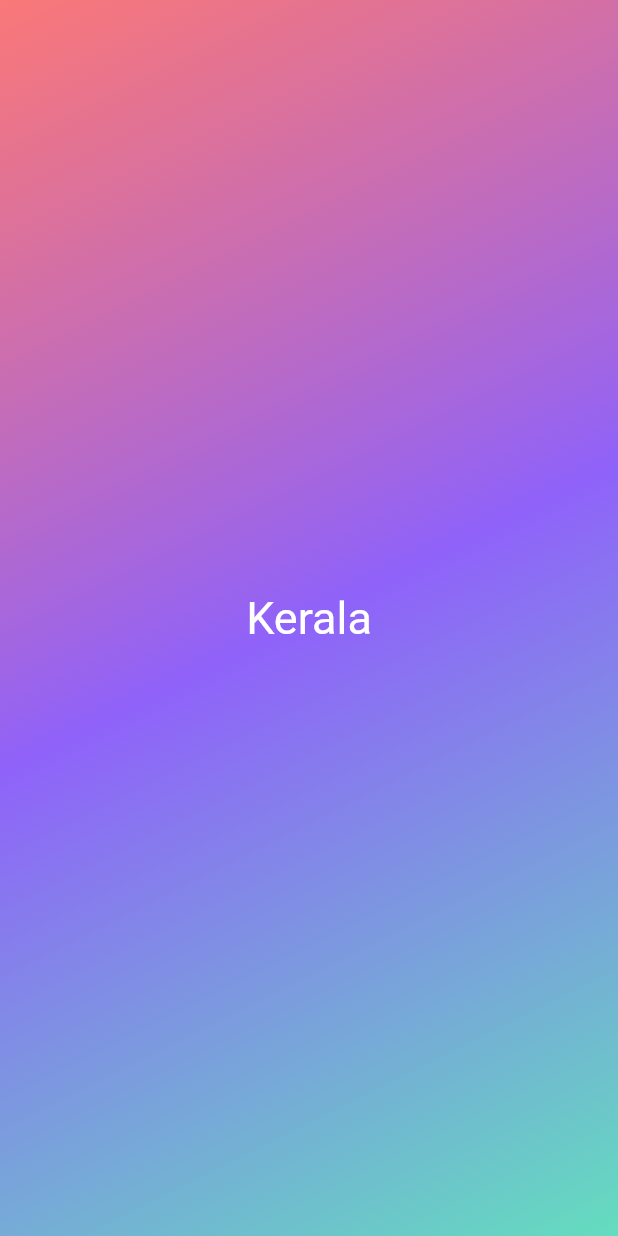
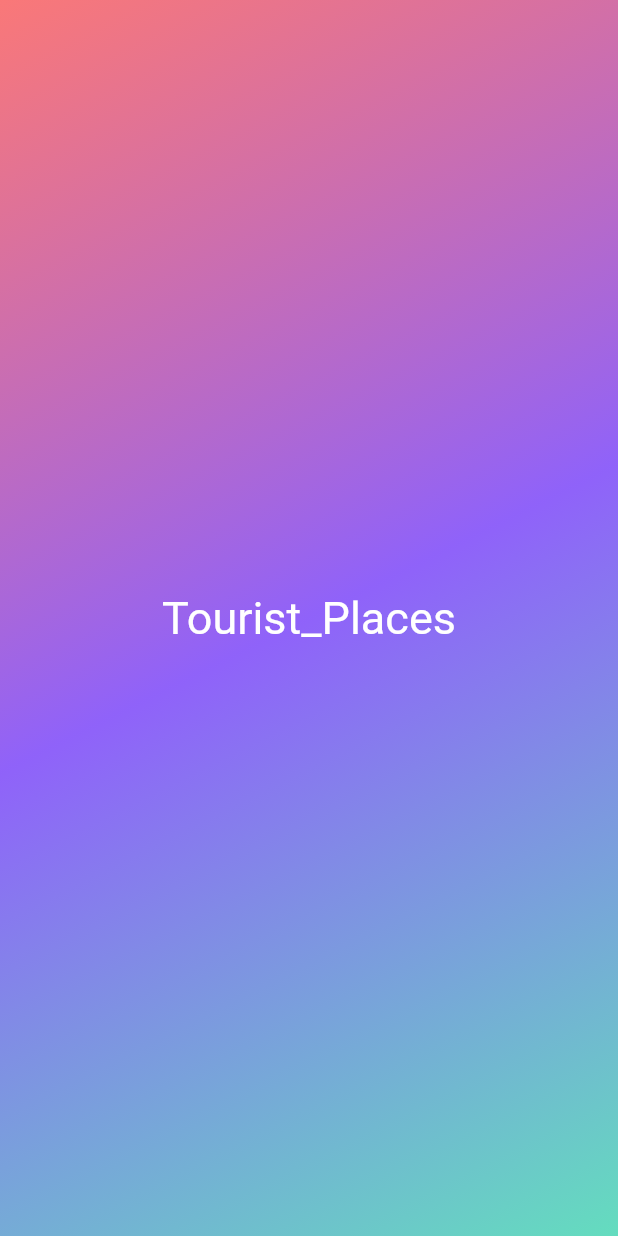
Before and after one commit to aswathyachuzz/Tourist_places-in-kerala, a Flutter app: the screen it shows after launch, on a phone screen of 412 x 824 dp. Run offline on Flutter 3.47's test engine with Material 2 defaults, Android fonts, the phone set to English and light mode, and no system bars.

Commit message:
Update main.dart

```diff
--- a/lib/main.dart
+++ b/lib/main.dart
@@ -14,7 +14,7 @@ void main() {
           ),
           child: const Center(
             child: Text(
-              'Kerala',
+              'Tourist_Places',
               style: TextStyle(
                 color: Colors.white,
                 fontSize: 30,
```
